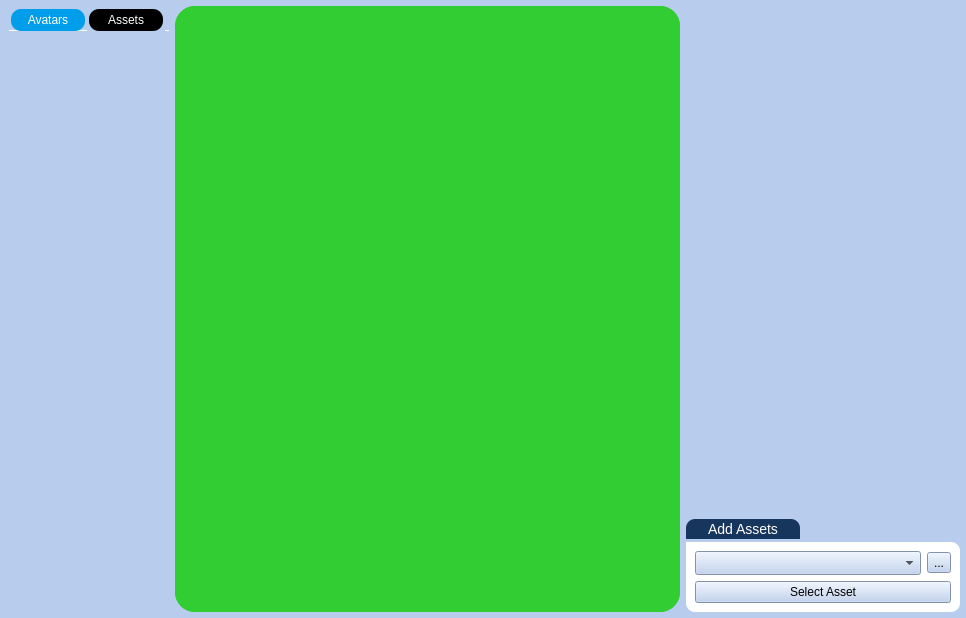
Old version of the form UI/main.ui in the repository Gemmstone/PyNGtuber.
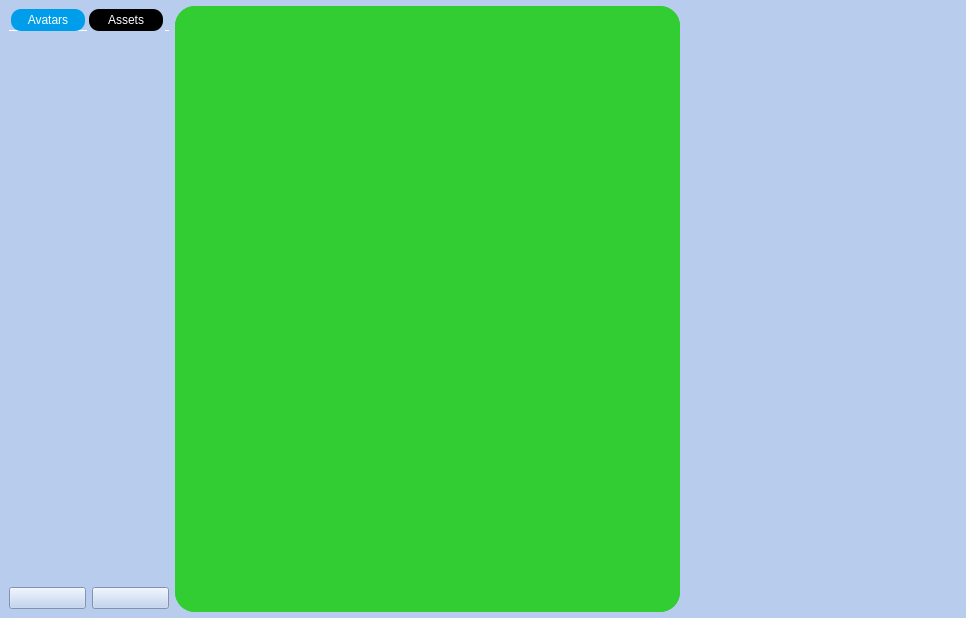
New version of the form. The open tabs and pages were chosen to show the change. Icons and pictures are not drawn.

Patch:
```diff
--- a/UI/main.ui
+++ b/UI/main.ui
@@ -546,7 +546,7 @@
              </attribute>
              <layout class="QVBoxLayout" name="verticalLayout_17">
               <property name="spacing">
-               <number>0</number>
+               <number>6</number>
               </property>
               <property name="leftMargin">
                <number>0</number>
@@ -650,7 +650,7 @@
                    <x>0</x>
                    <y>0</y>
                    <width>208</width>
-                   <height>605</height>
+                   <height>526</height>
                   </rect>
                  </property>
                  <layout class="QVBoxLayout" name="verticalLayout">
@@ -673,6 +673,83 @@
                 </widget>
                </widget>
               </item>
+              <item>
+               <layout class="QHBoxLayout" name="horizontalLayout_13">
+                <property name="topMargin">
+                 <number>0</number>
+                </property>
+                <item>
+                 <widget class="QPushButton" name="openFolder">
+                  <property name="sizePolicy">
+                   <sizepolicy hsizetype="Preferred" vsizetype="Fixed">
+                    <horstretch>0</horstretch>
+                    <verstretch>0</verstretch>
+                   </sizepolicy>
+                  </property>
+                  <property name="cursor">
+                   <cursorShape>PointingHandCursor</cursorShape>
+                  </property>
+                  <property name="toolTip">
+                   <string>Will ask you for file path</string>
+                  </property>
+                  <property name="statusTip">
+                   <string/>
+                  </property>
+                  <property name="whatsThis">
+                   <string/>
+                  </property>
+                  <property name="text">
+                   <string/>
+                  </property>
+                  <property name="icon">
+                   <iconset>
+                    <normaloff>../Icons/folder-mobile-ui-svgrepo-com.svg</normaloff>../Icons/folder-mobile-ui-svgrepo-com.svg</iconset>
+                  </property>
+                  <property name="iconSize">
+                   <size>
+                    <width>25</width>
+                    <height>25</height>
+                   </size>
+                  </property>
+                 </widget>
+                </item>
+                <item>
+                 <widget class="QPushButton" name="createCategory">
+                  <property name="sizePolicy">
+                   <sizepolicy hsizetype="Preferred" vsizetype="Fixed">
+                    <horstretch>0</horstretch>
+                    <verstretch>0</verstretch>
+                   </sizepolicy>
+                  </property>
+                  <property name="cursor">
+                   <cursorShape>PointingHandCursor</cursorShape>
+                  </property>
+                  <property name="toolTip">
+                   <string>Will ask you for file path</string>
+                  </property>
+                  <property name="statusTip">
+                   <string/>
+                  </property>
+                  <property name="whatsThis">
+                   <string/>
+                  </property>
+                  <property name="text">
+                   <string/>
+                  </property>
+                  <property name="icon">
+                   <iconset>
+                    <normaloff>../Icons/label-mobile-ui-svgrepo-com.svg</normaloff>../Icons/label-mobile-ui-svgrepo-com.svg</iconset>
+                  </property>
+                  <property name="iconSize">
+                   <size>
+                    <width>25</width>
+                    <height>25</height>
+                   </size>
+                  </property>
+                 </widget>
+                </item>
+               </layout>
+              </item>
              </layout>
             </widget>
            </widget>
@@ -2682,7 +2759,7 @@
                    <x>0</x>
                    <y>0</y>
                    <width>270</width>
-                   <height>508</height>
+                   <height>606</height>
                   </rect>
                  </property>
                  <layout class="QVBoxLayout" name="verticalLayout_4">
@@ -2705,154 +2782,6 @@
                 </widget>
                </widget>
               </item>
-              <item>
-               <widget class="QGroupBox" name="groupBox_10">
-                <property name="styleSheet">
-                 <string notr="true">QGroupBox {
-border-color: #FF17365D;
-font-size: 14px;
-border-radius: 15px;
-}
-
-QGroupBox::title {
-border-top-left-radius: 9px;
-border-top-right-radius: 9px;
-padding: 2px 20px;
-background-color: #FF17365D;
-color: rgb(255, 255, 255);
-}
-
-QFrame{
-	border-top-right-radius: 9px;
-	border-bottom-right-radius: 9px;
-	border-bottom-left-radius: 9px;
-	background-color: rgb(255, 255, 255);
-}
-
-#creditsFrame{
-	background-color: rgba(255, 255, 255, 0);
-}
-
-* QCheckBox, * QRadioButton {
-    background: transparent;
-}
-* QCheckBox::indicator, * QRadioButton::indicator {
-    width: 25px;
-    height: 25px;
-}
-* QCheckBox::indicator:unchecked {
-	image: url(./Icons/checkbox-svgrepo-com.svg);
-}
-* QCheckBox::indicator:checked {
-	image: url(./Icons/checked-checkbox-svgrepo-com.svg);
-}
-* QRadioButton::indicator:unchecked {
-	image: url(./Icons/circle-svgrepo-com.svg);
-}
-* QRadioButton::indicator:checked {
-	border-image: url(./Icons/checked-radio-svgrepo-com.svg);
-}
-
-* QToolTip {
-	background-color: pink;
-}</string>
-                </property>
-                <property name="title">
-                 <string>Add Assets</string>
-                </property>
-                <layout class="QVBoxLayout" name="verticalLayout_36">
-                 <property name="leftMargin">
-                  <number>0</number>
-                 </property>
-                 <property name="topMargin">
-                  <number>23</number>
-                 </property>
-                 <property name="rightMargin">
-                  <number>0</number>
-                 </property>
-                 <property name="bottomMargin">
-                  <number>0</number>
-                 </property>
-                 <item>
-                  <widget class="QFrame" name="audioFrame_3">
-                   <property name="styleSheet">
-                    <string notr="true"/>
-                   </property>
-                   <property name="frameShape">
-                    <enum>QFrame::StyledPanel</enum>
-                   </property>
-                   <property name="frameShadow">
-                    <enum>QFrame::Raised</enum>
-                   </property>
-                   <layout class="QGridLayout" name="gridLayout_3">
-                    <item row="3" column="0">
-                     <widget class="QPushButton" name="createAsset">
-                      <property name="cursor">
-                       <cursorShape>PointingHandCursor</cursorShape>
-                      </property>
-                      <property name="toolTip">
-                       <string>Will ask you for file path</string>
-                      </property>
-                      <property name="statusTip">
-                       <string/>
-                      </property>
-                      <property name="whatsThis">
-                       <string/>
-                      </property>
-                      <property name="text">
-                       <string>Select Asset</string>
-                      </property>
-                      <property name="icon">
-                       <iconset>
-                        <normaloff>../Icons/magnifiction-mobile-ui-svgrepo-com.svg</normaloff>../Icons/magnifiction-mobile-ui-svgrepo-com.svg</iconset>
-                      </property>
-                      <property name="iconSize">
-                       <size>
-                        <width>25</width>
-                        <height>25</height>
-                       </size>
-                      </property>
-                     </widget>
-                    </item>
-                    <item row="1" column="0">
-                     <layout class="QHBoxLayout" name="horizontalLayout_2">
-                      <property name="topMargin">
-                       <number>0</number>
-                      </property>
-                      <item>
-                       <widget class="QComboBox" name="selectCategory">
-                        <property name="sizePolicy">
-                         <sizepolicy hsizetype="Preferred" vsizetype="Preferred">
-                          <horstretch>0</horstretch>
-                          <verstretch>0</verstretch>
-                         </sizepolicy>
-                        </property>
-                        <property name="maxVisibleItems">
-                         <number>5</number>
-                        </property>
-                        <property name="sizeAdjustPolicy">
-                         <enum>QComboBox::AdjustToMinimumContentsLengthWithIcon</enum>
-                        </property>
-                       </widget>
-                      </item>
-                      <item>
-                       <widget class="QToolButton" name="toolButton">
-                        <property name="text">
-                         <string>...</string>
-                        </property>
-                        <property name="popupMode">
-                         <enum>QToolButton::InstantPopup</enum>
-                        </property>
-                       </widget>
-                      </item>
-                     </layout>
-                    </item>
-                   </layout>
-                  </widget>
-                 </item>
-                </layout>
-               </widget>
-              </item>
              </layout>
             </widget>
            </widget>
```
Left out of the diff: 41 changed lines with no effect on the pictures.
